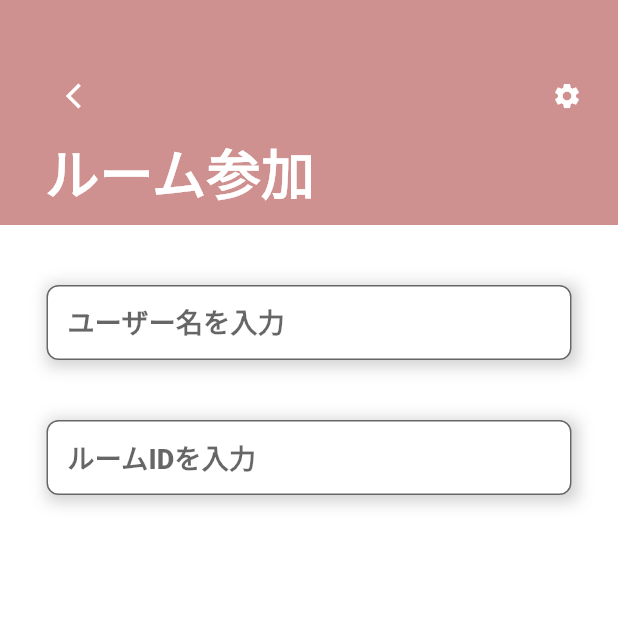
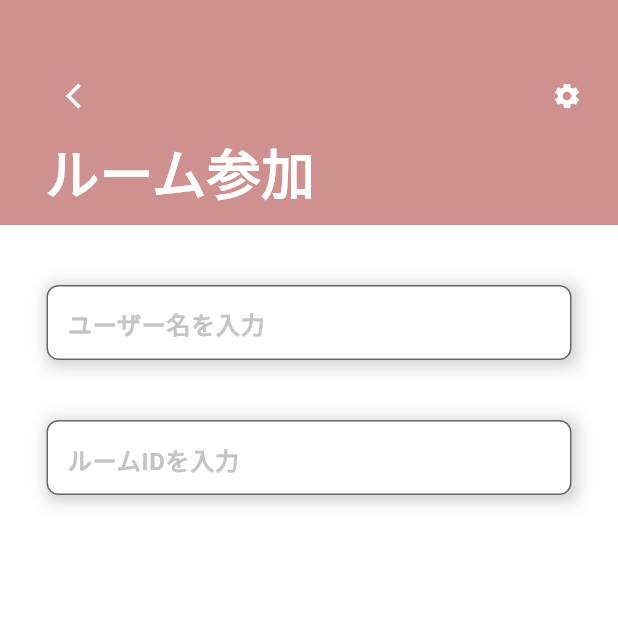
Before and after one commit to Tanesan/spajam2022, a Flutter app: the RoomEnterPage screen opened by its route, on a phone screen of 412 x 824 dp, the top half of it. Run offline on Flutter 3.47's test engine with Material 2 defaults, Android fonts, the phone set to English and light mode, and no system bars; our stand-ins replace firebase_core, firebase_database, firebase_storage, flutter_countdown_timer, google_fonts; accounts and stored records are empty.

Commit message:
feat: answer page

```diff
--- a/lib/ui/components/text_field_custom.dart
+++ b/lib/ui/components/text_field_custom.dart
@@ -7,7 +7,7 @@ class TextFieldCustom extends StatelessWidget {
   final Widget? prefixIcon;
   final TextEditingController? InputController;
 
-  TextFieldCustom(
+  const TextFieldCustom(
       {Key? key,
       this.suffix,
       required this.onPressed,
@@ -27,32 +27,41 @@ class TextFieldCustom extends StatelessWidget {
             spreadRadius: 2,
             blurRadius: 8,
             color: Colors.grey.withOpacity(0.5),
-            offset: Offset(2, 2),
+            offset: const Offset(2, 2),
           ),
         ],
       ),
       child: TextFormField(
-          controller: InputController ?? null,
+          controller: InputController,
           decoration: InputDecoration(
-            contentPadding: EdgeInsets.fromLTRB(14, 10, 0, 10),
-            prefixIcon: this.prefixIcon != null ? this.prefixIcon : null,
+              focusedBorder: OutlineInputBorder(
+                borderRadius: BorderRadius.circular(8),
+                borderSide: const BorderSide(
+                  color: Color(0xffEBEBEB),
+                ),
+              ),
+              contentPadding: const EdgeInsets.fromLTRB(14, 10, 0, 10),
+              prefixIcon: prefixIcon,
               fillColor: Colors.white,
               filled: true,
               focusColor: Colors.white,
               suffix: TextButton(
-                child: Text(this.suffix ?? ""), onPressed: () => onPressed()),
+                  child: Text(suffix ?? ""), onPressed: () => onPressed()),
               border: OutlineInputBorder(
                 borderRadius: BorderRadius.circular(8),
-              borderSide: BorderSide(
+                borderSide: const BorderSide(
                   color: Color(0xffEBEBEB),
                 ),
               ),
               helperStyle: Theme.of(context)
                   .textTheme
                   .headline5
-                ?.copyWith(color: Color(0xffC0C0C0)),
-            hintText: this.hintText,
-          )),
+                  ?.copyWith(color: const Color(0xffEBEBEB)),
+              hintText: hintText,
+              hintStyle: Theme.of(context)
+                  .textTheme
+                  .bodyText1
+                  ?.copyWith(color: const Color.fromARGB(255, 196, 196, 196)))),
     );
   }
 }
--- a/lib/ui/pages/room_roby_page.dart
+++ b/lib/ui/pages/room_roby_page.dart
@@ -122,7 +122,7 @@ class _RoomRobyPageState extends State<RoomRobyPage> {
                         ),
                       ),
                       onPressed: () {
-                        Navigator.of(context).pushNamed('/home');
+                        Navigator.of(context).pushNamed('/writing');
                       },
                       child: const SizedBox(
                         width: 190,
```
Also changed, not shown: lib/ui/pages/writing_page.dart (+56 -0 lines), 1 other file. Lines whose indentation alone changed are shown as unchanged.
